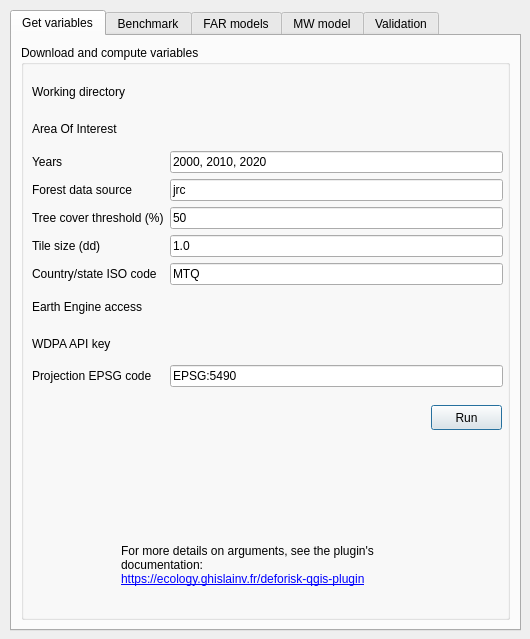
The window that deforisk_plugin_dialog_base.ui (ghislainv/deforisk-qgis-plugin) describes before a commit, drawn with Qt 5.
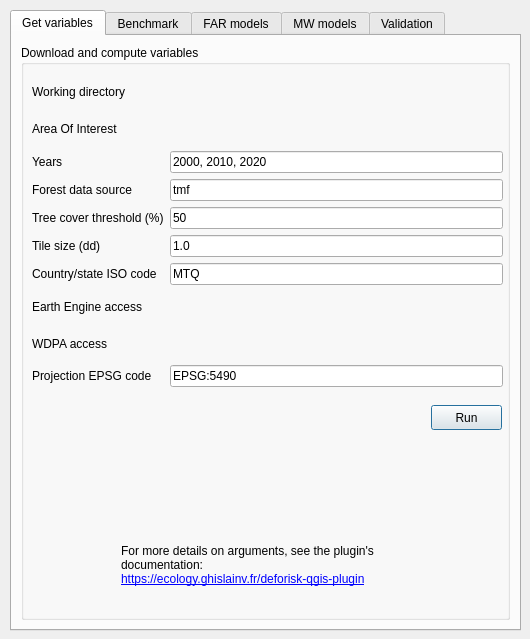
The same window after the commit. The open tabs and pages were chosen to show the change. Icons and pictures are not drawn. Custom widgets are drawn as their Qt base class.

The edit to the form file:
```diff
--- a/deforisk_plugin_dialog_base.ui
+++ b/deforisk_plugin_dialog_base.ui
@@ -94,7 +94,7 @@
          <item row="8" column="0">
           <widget class="QLabel" name="label_wdpa_key">
            <property name="text">
-            <string>WDPA API key</string>
+            <string>WDPA access</string>
            </property>
           </widget>
          </item>
@@ -209,7 +209,7 @@
          <item row="3" column="1">
           <widget class="QLineEdit" name="fcc_source">
            <property name="text">
-            <string>jrc</string>
+            <string>tmf</string>
            </property>
            <property name="placeholderText">
             <string>jrc</string>
@@ -926,7 +926,7 @@
    </widget>
    <widget class="QWidget" name="tab_mw_model">
     <attribute name="title">
-     <string>MW model</string>
+     <string>MW models</string>
     </attribute>
     <widget class="QGroupBox" name="groupBox_mw_model">
      <property name="geometry">
```
Left out of the diff: 4 changed lines with no effect on the pictures.
